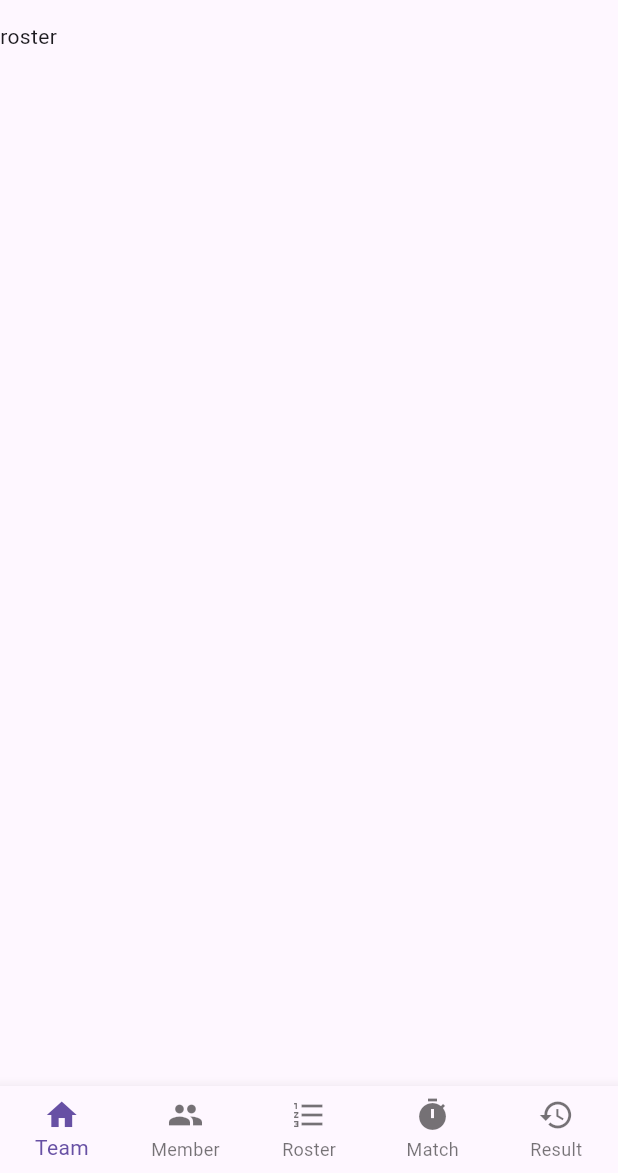
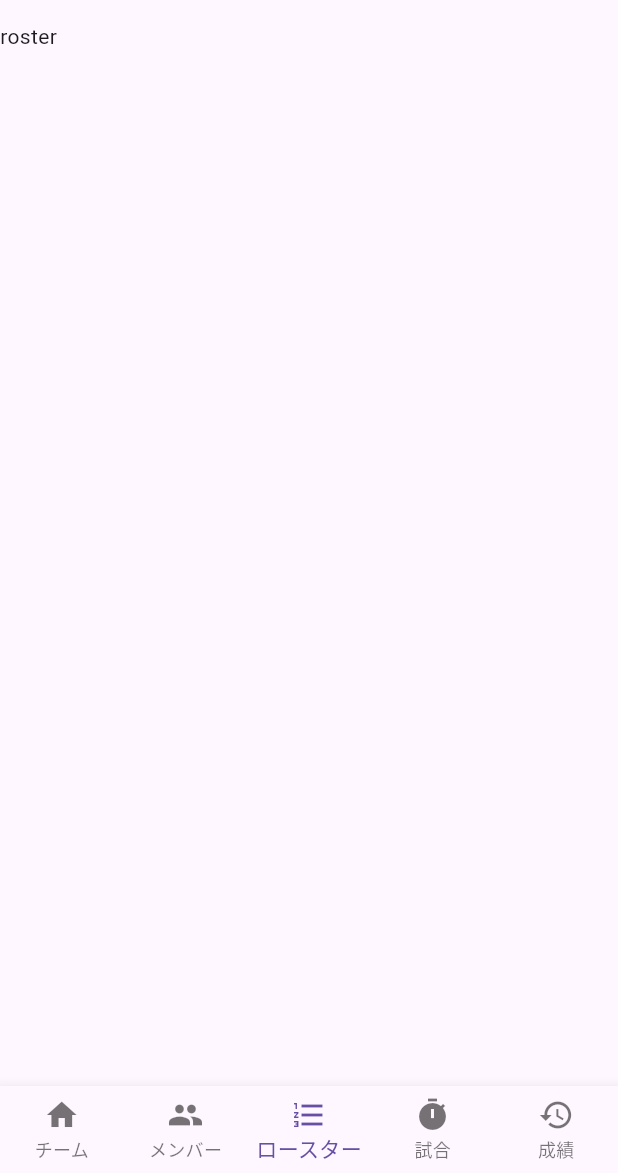
Before and after one commit to woodyvillage/buzzer-beater, a Flutter app: the screen it shows after launch, swiped to page 3, on a phone screen of 412 x 824 dp, the part 63-1236 px from its top. Run offline on Flutter 3.47's test engine with Material 2 defaults, Android fonts, the phone set to English and light mode, and no system bars; generated files the repository leaves out were written again.

Commit message:
support nabivation update

```diff
--- a/lib/view/application_root.dart
+++ b/lib/view/application_root.dart
@@ -22,7 +22,7 @@ class ApplicationRoot extends StatelessWidget {
 
       // Contents
       debugShowCheckedModeBanner: false,
-      home: ApplicationFrame(),
+      home: const ApplicationFrame(),
     );
   }
 }
--- a/lib/view/body/contents/application_contents.dart
+++ b/lib/view/body/contents/application_contents.dart
@@ -1,10 +1,7 @@
 import 'package:flutter/material.dart';
+import 'package:provider/provider.dart';
+import 'package:buzzer_beater/utility/route_position.dart';
 import 'package:buzzer_beater/view/const/application_const.dart';
-import 'package:buzzer_beater/view/body/contents/match/body.dart';
-import 'package:buzzer_beater/view/body/contents/member/body.dart';
-import 'package:buzzer_beater/view/body/contents/result/body.dart';
-import 'package:buzzer_beater/view/body/contents/roster/body.dart';
-import 'package:buzzer_beater/view/body/contents/team/body.dart';
 
 class ApplicationContents extends StatefulWidget {
   const ApplicationContents({super.key});
@@ -17,11 +14,22 @@ class _ApplicationContentsState extends State<ApplicationContents> {
   @override
   void initState() {
     super.initState();
+
+    // ページが変更されたときに呼ばれるコールバック
+    contentsController.addListener(() {
+      setState(() {
+        // BottomNavigationBarItemの更新を促す
+        // context.read<RoutePosition>().swiped();
+        context
+            .read<RoutePosition>()
+            .changed(contentsController.page?.round() ?? 0);
+      });
+    });
   }
 
   @override
   void dispose() {
-    controller.dispose();
+    contentsController.dispose();
     super.dispose();
   }
 
@@ -39,14 +47,8 @@ class _ApplicationContentsState extends State<ApplicationContents> {
         // 可変ページャー
         Expanded(
           child: PageView(
-            controller: controller,
-            children: [
-              TeamBody(),
-              MemberBody(),
-              RosterBody(),
-              MatchBody(),
-              ResultBody(),
-            ],
+            controller: contentsController,
+            children: contentsClasses,
           ),
         ),
       ],
--- a/lib/view/const/application_const.dart
+++ b/lib/view/const/application_const.dart
@@ -4,45 +4,46 @@ import 'package:buzzer_beater/view/body/contents/member/body.dart';
 import 'package:buzzer_beater/view/body/contents/result/body.dart';
 import 'package:buzzer_beater/view/body/contents/roster/body.dart';
 import 'package:buzzer_beater/view/body/contents/team/body.dart';
+import 'package:buzzer_beater/view/body/settings/application/body.dart';
 
-final controller = PageController(
-  initialPage: routeTeam,
+final PageController contentsController = PageController(
+  initialPage: 0,
   viewportFraction: 1.0,
 );
 
-int selectedRoute = 0;
-const int routeTeam = 0;
-const int routeMember = 1;
-const int routeRoster = 2;
-const int routeMatch = 3;
-const int routeResult = 4;
-
-List<Map<String, dynamic>> routeset = [
-  {"name": "Team", "icon": const Icon(Icons.home), "body": TeamBody()},
-  {"name": "Member", "icon": const Icon(Icons.group), "body": MemberBody()},
-  {
-    "name": "Roster",
-    "icon": const Icon(Icons.format_list_numbered),
-    "body": RosterBody()
-  },
-  {"name": "Match", "icon": const Icon(Icons.timer), "body": MatchBody()},
-  {"name": "Result", "icon": const Icon(Icons.history), "body": ResultBody()},
+final contentsClasses = [
+  TeamBody(),
+  MemberBody(),
+  RosterBody(),
+  MatchBody(),
+  ResultBody(),
 ];
 
-final routesetFloatIcon = [
-  const Icon(Icons.add),
-  const Icon(Icons.person_add),
-  const Icon(Icons.playlist_add),
-  const Icon(Icons.post_add),
-  null,
-  // null,
+final contentsIcons = [
+  const Icon(Icons.home),
+  const Icon(Icons.group),
+  const Icon(Icons.format_list_numbered),
+  const Icon(Icons.timer),
+  const Icon(Icons.history),
 ];
 
-final routesetFloatText = [
-  const Text('チーム追加'),
-  const Text('メンバー追加'),
-  const Text('メンバー登録'),
-  const Text('試合開始'),
-  null,
-  // null,
+final contentsTexts = [
+  "チーム",
+  "メンバー",
+  "ロースター",
+  "試合",
+  "成績",
 ];
+
+final PageController settingsController = PageController(
+  initialPage: 0,
+  viewportFraction: 1.0,
+);
+
+final settingsClasses = [
+  ApplicationBody(),
+];
+
+final settingsIcons = [
+  const Icon(Icons.home),
+];
--- a/lib/view/footer/application_footer.dart
+++ b/lib/view/footer/application_footer.dart
@@ -1,4 +1,6 @@
 import 'package:flutter/material.dart';
+import 'package:provider/provider.dart';
+import 'package:buzzer_beater/utility/route_position.dart';
 import 'package:buzzer_beater/view/const/application_const.dart';
 
 class ApplicationFooter extends StatefulWidget {
@@ -14,33 +16,32 @@ class _ApplicationFooterState extends State<ApplicationFooter> {
   @override
   void initState() {
     super.initState();
-    _buildNavigationItem();
-  }
 
-  void _buildNavigationItem() {
-    // NavigationUtility util = NavigationUtility();
-    for (var route in routeset) {
+    // BottomNavigationBarItem構築
+    for (var i = 0; i < contentsIcons.length; i++) {
       bottomNavigationBarItems.add(BottomNavigationBarItem(
-        icon: route['icon'],
-        label: route['name'],
+        icon: contentsIcons[i],
+        label: contentsTexts[i].toString(),
       ));
     }
   }
 
-  // void _onItemTapped(int index) {
-  //   setState(() {
-  //     selectedRoute = index;
-  //   });
-  // }
+  void onItemTapped(int index) {
+    setState(() {
+      // BottomNavigationBarItemの更新を促す
+      Provider.of<RoutePosition>(context, listen: false).changed(index);
+      contentsController.jumpToPage(index);
+    });
+  }
 
   @override
   Widget build(BuildContext context) {
-    int selectedIndex = 0;
     return BottomNavigationBar(
       type: BottomNavigationBarType.fixed,
       items: bottomNavigationBarItems,
-      currentIndex: selectedIndex,
-      // onTap: onItemTapped,
+      // selectedRouteの現在値をcurrentとする
+      currentIndex: Provider.of<RoutePosition>(context).selectedRoute,
+      onTap: onItemTapped,
     );
   }
 }
--- a/pubspec.yaml
+++ b/pubspec.yaml
@@ -40,6 +40,9 @@ dependencies:
     sdk: flutter
   intl: any
   firebase_core: ^2.22.0
+
+  # Provider
+  provider: ^6.0.2
 
 dev_dependencies:
   flutter_test:
```
Also changed, not shown: lib/main.dart (+6 -1 lines), lib/utility/route_position.dart (added, +13 -0 lines).
